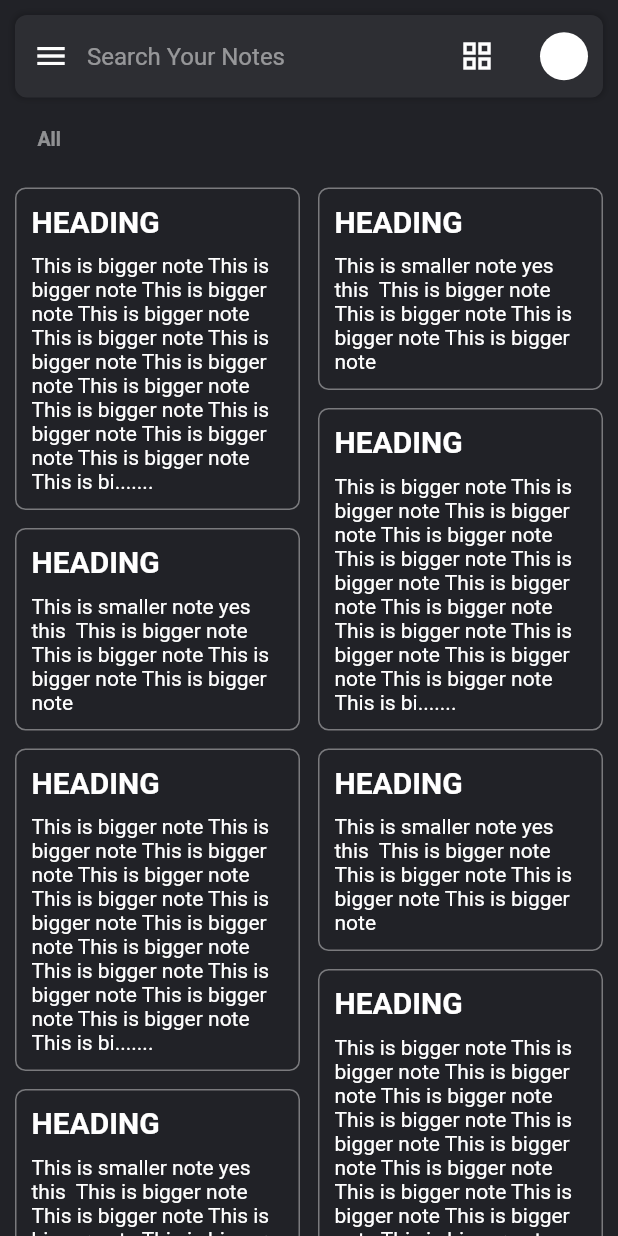
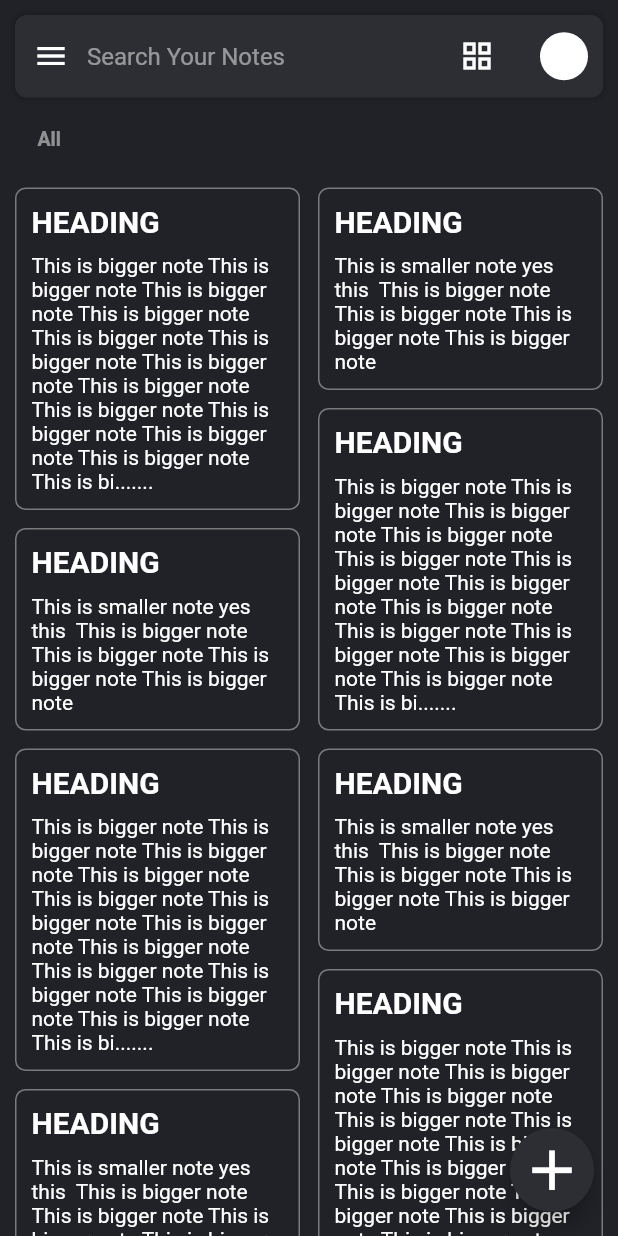
Before and after one commit to dhrv-sharma/keep-notes-clone, a Flutter app: the screen it shows after launch, on a phone screen of 412 x 824 dp. Run offline on Flutter 3.47's test engine with Material 2 defaults, Android fonts, the phone set to English and light mode, and no system bars; missing offline and left inert: dart:ffi.

Commit message:
floting button plus new activtity has benn addeed

```diff
--- a/lib/home.dart
+++ b/lib/home.dart
@@ -2,6 +2,8 @@ import 'dart:ffi';
 
 import 'package:flutter/material.dart';
 import 'package:noteapp/colors.dart';
+import 'package:noteapp/createnote.dart';
+import 'package:noteapp/noteview.dart';
 import 'package:noteapp/sidedrawer.dart';
 import 'package:flutter_staggered_grid_view/flutter_staggered_grid_view.dart'; // staggered view
 
@@ -17,6 +19,16 @@ class Home extends StatelessWidget {
   @override
   Widget build(BuildContext context) {
     return Scaffold(
+      floatingActionButton: FloatingActionButton( // inbuilt class for the floating button
+        onPressed: () {
+          Navigator.push(context, MaterialPageRoute(builder: (context)=>newNote()));
+        },
+        backgroundColor: cardColor,
+        child: Icon(
+          Icons.add,
+          size: 45,
+        ),
+      ),
       endDrawerEnableOpenDragGesture:
           true, // enabling side drawer gesture for drawer in the  particular activity
 
@@ -142,10 +154,30 @@ class Home extends StatelessWidget {
                     ],
                   ),
                 ),
-
                 nonhiglight_nte(),
-                highlighted_nte()
-
+                highlighted_nte(),
+                Container(
+                  // here to make centre the thing List View on centre we did a container so that it can take whole space width
+                  width: MediaQuery.of(context).size.width,
+                  // trick to check size of container
+                  // decoration: BoxDecoration(
+                  //   border: Border.all(color: white)
+                  // ),
+                  margin: EdgeInsets.symmetric(horizontal: 25, vertical: 10),
+                  child: Column(
+                    crossAxisAlignment: CrossAxisAlignment.start,
+                    children: [
+                      Text(
+                        "List View",
+                        style: TextStyle(
+                            color: white.withOpacity(0.5),
+                            fontSize: 13,
+                            fontWeight: FontWeight.bold),
+                      ),
+                    ],
+                  ),
+                ),
+                listviewNotes()
               ],
             ),
           ),
@@ -155,8 +187,7 @@ class Home extends StatelessWidget {
   }
 }
 
-
-Widget nonhiglight_nte(){
+Widget nonhiglight_nte() {
   return Container(
       padding: const EdgeInsets.symmetric(
         horizontal: 10,
@@ -168,28 +199,22 @@ Widget nonhiglight_nte(){
               NeverScrollableScrollPhysics(), // its internal scrolling get closed
           shrinkWrap: true, // it is always neccessary
           itemCount: 10, // gives the number of count
-                        mainAxisSpacing:
-                            12, // gives space between item in main axis
-                        crossAxisSpacing:
-                            12, // gives space between item in  cross axis
+          mainAxisSpacing: 12, // gives space between item in main axis
+          crossAxisSpacing: 12, // gives space between item in  cross axis
           crossAxisCount: 4, // means 4 columns would be there
-                        staggeredTileBuilder: (index) => const StaggeredTile
-                                .fit(
+          staggeredTileBuilder: (index) => const StaggeredTile.fit(
               2), // this number of column a tile will get scatterred // vertivally it will takes space as per its sixe
           itemBuilder: (context, index) => InkWell(
                 // same as of listview builder
                 // widget ui of one particular tile
                 onTap: () {
-                                // Navigator.push(
-                                //     context,
-                                //     MaterialPageRoute(
-                                //         builder: (context) => NoteView()));
+                  Navigator.push(context,
+                      MaterialPageRoute(builder: (context) => noteview()));
                 },
                 child: Container(
                   padding: const EdgeInsets.all(10),
                   decoration: BoxDecoration(
-                                    border: Border.all(
-                                        color: white.withOpacity(0.4)),
+                      border: Border.all(color: white.withOpacity(0.4)),
                       borderRadius: BorderRadius.circular(7)),
                   child: Column(
                     crossAxisAlignment: CrossAxisAlignment.start,
@@ -237,10 +262,8 @@ Widget highlighted_nte() {
                 // same as of listview builder
                 // widget ui of one particular tile
                 onTap: () {
-                  // Navigator.push(
-                  //     context,
-                  //     MaterialPageRoute(
-                  //         builder: (context) => NoteView()));
+                  Navigator.push(context,
+                      MaterialPageRoute(builder: (context) => noteview()));
                 },
                 child: Container(
                   padding: EdgeInsets.all(10),
@@ -275,3 +298,51 @@ Widget highlighted_nte() {
                 ),
               )));
 }
+
+Widget listviewNotes() {
+  return ListView.builder(
+      physics:
+          NeverScrollableScrollPhysics(), // its internal scrolling get closed
+      shrinkWrap: true, // it is always neccessary
+      itemCount: 10, // gives the number of count
+
+      itemBuilder: (context, index) => InkWell(
+            // same as of listview builder
+            // widget ui of one particular tile
+            onTap: () {
+              Navigator.push(
+                  context, MaterialPageRoute(builder: (context) => noteview()));
+            },
+            child: Container(
+              margin: EdgeInsets.symmetric(horizontal: 20, vertical: 10),
+              padding: EdgeInsets.all(10),
+              decoration: BoxDecoration(
+                  color: index.isEven ? Colors.green[900] : Colors.blue[900],
+                  border: index.isEven
+                      ? Border.all(color: Colors.green.shade900)
+                      : Border.all(color: Colors.blue.shade900),
+                  borderRadius: BorderRadius.circular(7)),
+              child: Column(
+                crossAxisAlignment: CrossAxisAlignment.start,
+                children: [
+                  const Text("HEADING",
+                      style: TextStyle(
+                          color: white,
+                          fontSize: 20,
+                          fontWeight: FontWeight.bold)),
+                  const SizedBox(
+                    height: 10,
+                  ),
+                  Text(
+                    index.isEven
+                        ? note1.length > 250
+                            ? "${note1.substring(0, 250)}......."
+                            : note1
+                        : note2,
+                    style: const TextStyle(color: white),
+                  )
+                ],
+              ),
+            ),
+          ));
+}
```
Also changed, not shown: lib/createnote.dart (added, +73 -0 lines), lib/editnote.dart (added, +73 -0 lines), lib/noteview.dart (added, +69 -0 lines). Lines whose indentation alone changed are shown as unchanged.
